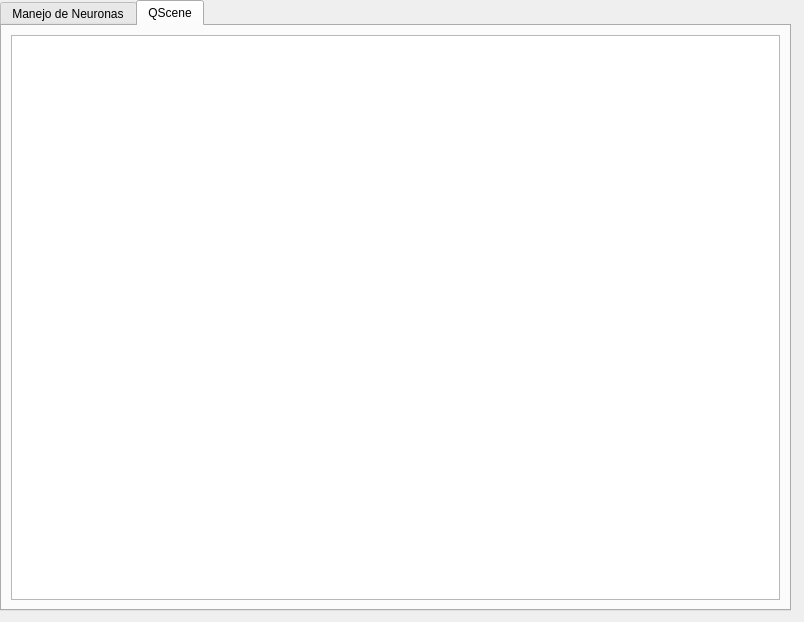
The window that widget.ui (JosueRobles/Actividad13_SA) describes before a commit, drawn with Qt 5.
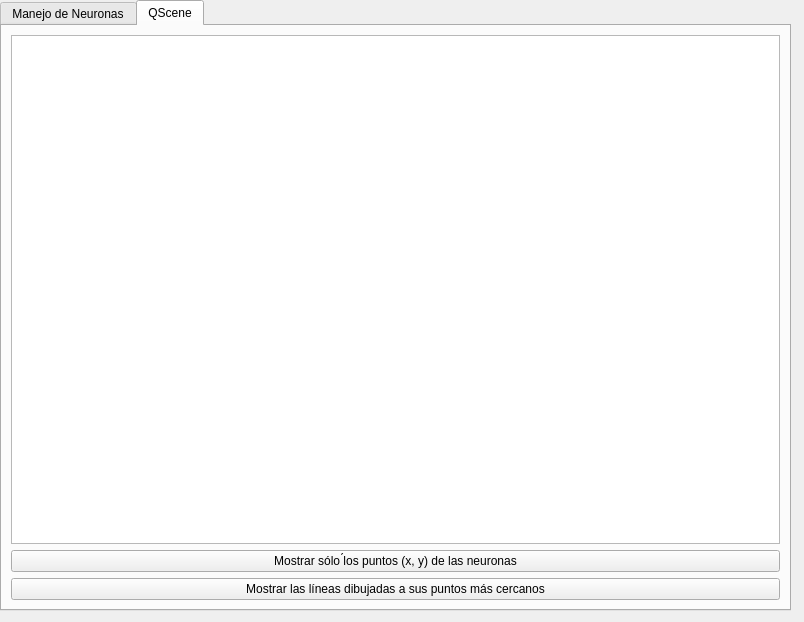
The same window after the commit. The open tabs and pages were chosen to show the change.

```diff
--- a/widget.ui
+++ b/widget.ui
@@ -171,6 +171,20 @@
      <item>
       <widget class="QGraphicsView" name="graphicsView"/>
      </item>
+     <item>
+      <widget class="QPushButton" name="mostrarPuntos">
+       <property name="text">
+        <string>Mostrar sólo ́los puntos (x, y) de las neuronas</string>
+       </property>
+      </widget>
+     </item>
+     <item>
+      <widget class="QPushButton" name="mostrarLineas">
+       <property name="text">
+        <string>Mostrar las líneas dibujadas a sus puntos más cercanos</string>
+       </property>
+      </widget>
+     </item>
     </layout>
    </widget>
   </widget>
```
Left out of the diff: 2 changed lines with no effect on the pictures.
